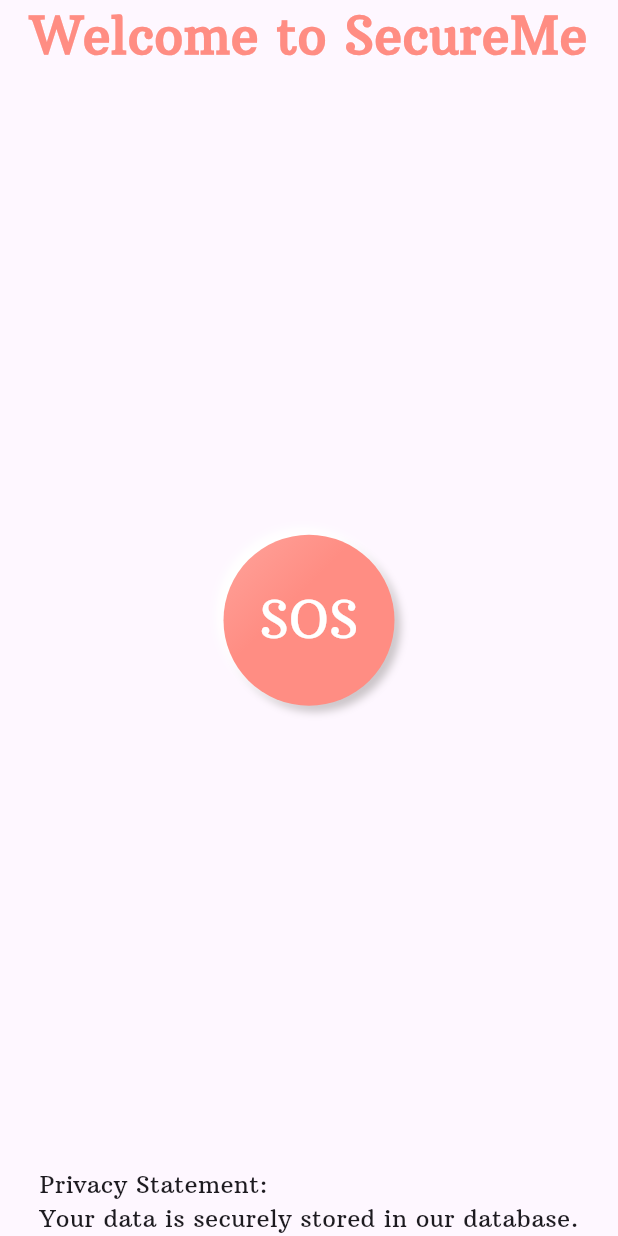
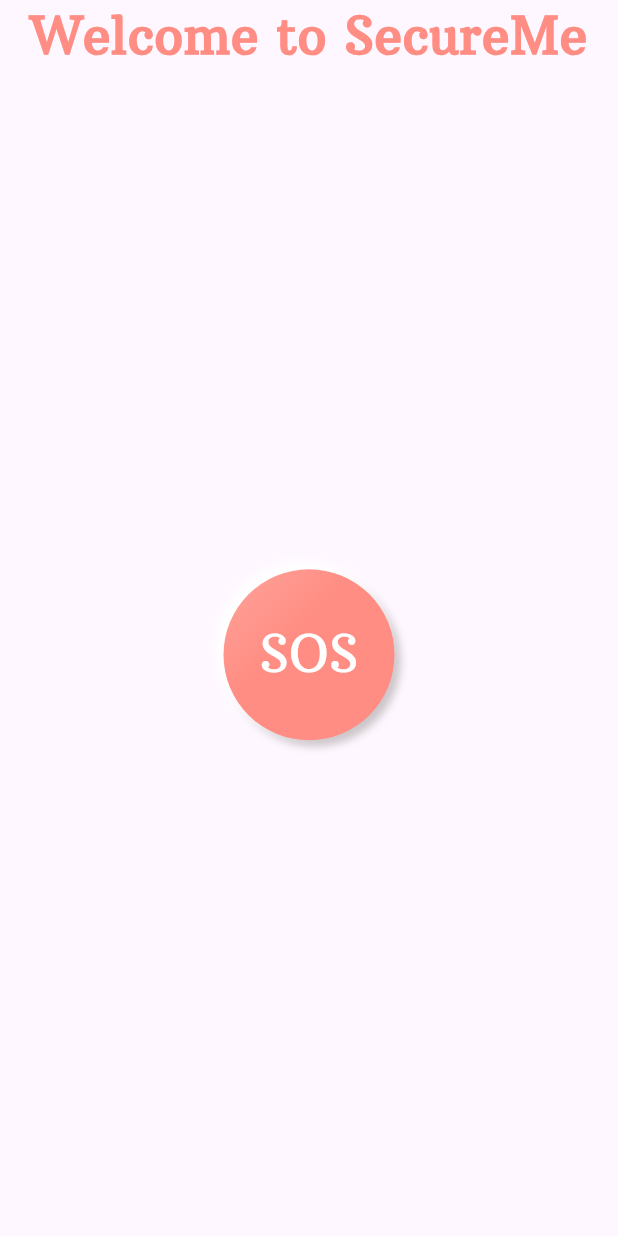
Before and after one commit to TeamSafety/SecureMe, a Flutter app: the HomePage screen opened directly, on a phone screen of 412 x 824 dp. Run offline on Flutter 3.47's test engine with Material 3 defaults, Android fonts, the phone set to English and light mode, and no system bars; our stand-ins replace cloud_firestore, firebase_auth, firebase_core, firebase_messaging, flutter_map, flutter_svg and 4 more; missing offline and left inert: flutter_map_location_marker; accounts and stored records are empty.

Commit message:
Update home page

```diff
--- a/SourceCode/SecureShe_App/lib/pages/home_page.dart
+++ b/SourceCode/SecureShe_App/lib/pages/home_page.dart
@@ -36,10 +36,10 @@ class HomePage extends StatelessWidget {
                 ],
               ),
             ),
-            const Text(
-              'Privacy Statement:\nYour data is securely stored in our database.',
-              style: TextStyle(fontSize: 16),
-            ),
+            // const Text(
+            //   'Privacy Statement:\nYour data is securely stored in our database.',
+            //   style: TextStyle(fontSize: 16),
+            // ),
           ],
         ),
       ),
--- a/SourceCode/SecureShe_App/lib/pages/main_page.dart
+++ b/SourceCode/SecureShe_App/lib/pages/main_page.dart
@@ -21,8 +21,8 @@ class _MainPageState extends State<MainPage> {
   List pages = [
     ContactPage(),
     MyContacts(),
-    //HomePage(),
-    LocationPage(),
+    HomePage(),
+    //LocationPage(),
     MyMapOSM(),
     MyProfile(),
   ];
```
